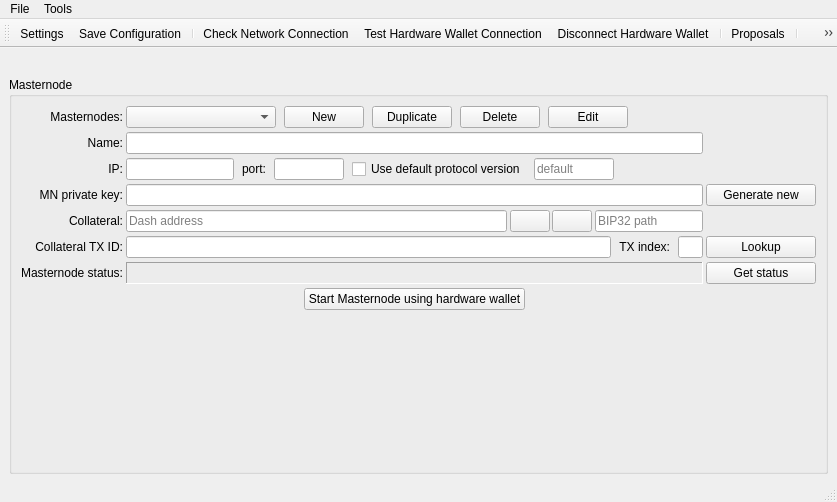
First picture: the form in src/ui/ui_main_dlg.ui, repository Bertrand256/dash-masternode-tool, before the edit.
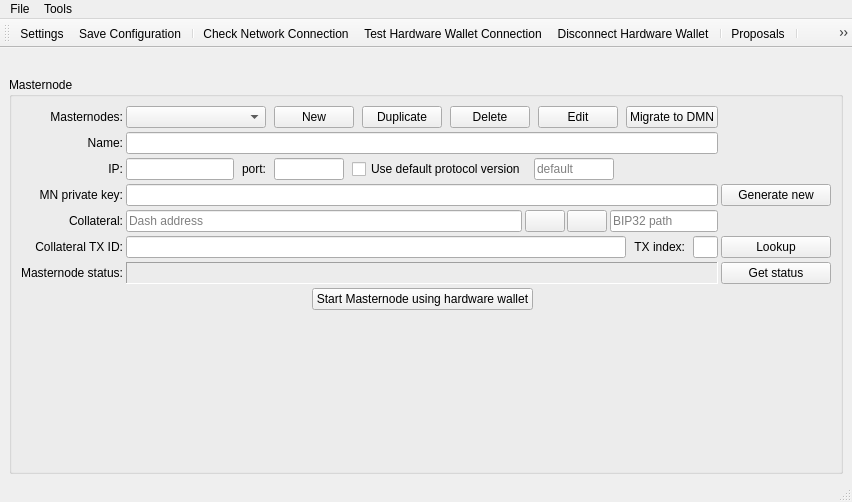
Second picture: the form after the edit.

Patch:
```diff
--- a/src/ui/ui_main_dlg.ui
+++ b/src/ui/ui_main_dlg.ui
@@ -80,7 +80,7 @@
           <number>4</number>
          </property>
          <item row="0" column="1">
-          <layout class="QHBoxLayout" name="horizontalLayout_4" stretch="3,0,0,0,0,0">
+          <layout class="QHBoxLayout" name="horizontalLayout_4" stretch="3,0,0,0,0,0,0">
            <property name="spacing">
             <number>8</number>
            </property>
@@ -188,6 +188,13 @@
              </property>
             </widget>
            </item>
+           <item>
+            <widget class="QPushButton" name="btnMigrateToDMN">
+             <property name="text">
+              <string>Migrate to DMN</string>
+             </property>
+            </widget>
+           </item>
            <item>
             <spacer name="horizontalSpacer">
              <property name="orientation">
```
